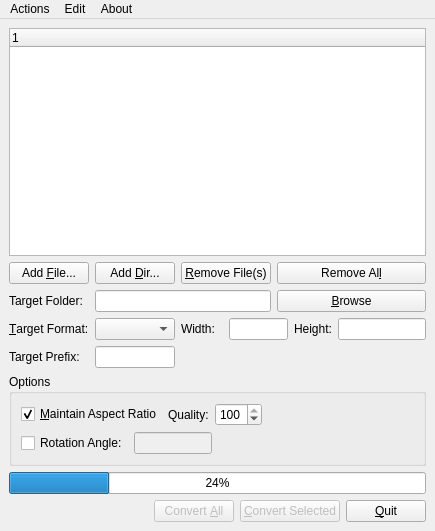
Before: the Qt Designer form dialogs/convertdialog.ui in marek629/SIR, drawn with Qt 5.
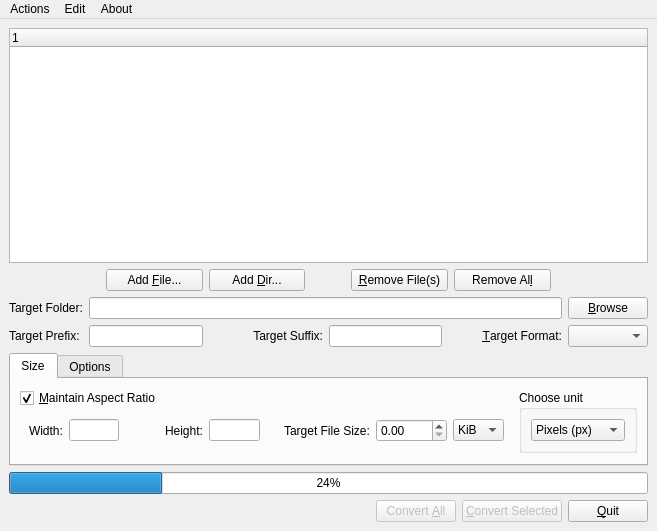
After: the same form once the commit is applied. Icons and pictures are not drawn. Custom widgets are drawn as their Qt base class.

Diff of the .ui file:
```diff
--- a/dialogs/convertdialog.ui
+++ b/dialogs/convertdialog.ui
@@ -6,7 +6,7 @@
    <rect>
     <x>0</x>
     <y>0</y>
-    <width>435</width>
+    <width>657</width>
     <height>531</height>
    </rect>
   </property>
@@ -18,29 +18,23 @@
     <normaloff>:/images/sir-32x32.png</normaloff>:/images/sir-32x32.png</iconset>
   </property>
   <widget class="QWidget" name="centralwidget">
-   <layout class="QGridLayout">
+   <layout class="QGridLayout" name="gridLayout">
     <property name="margin">
      <number>9</number>
     </property>
-    <property name="spacing">
-     <number>6</number>
-    </property>
-    <item row="1" column="0" colspan="4">
-     <layout class="QGridLayout">
-      <property name="margin">
-       <number>0</number>
+    <item row="4" column="0">
+     <widget class="QProgressBar" name="convertProgressBar">
+      <property name="value">
+       <number>24</number>
       </property>
-      <property name="spacing">
-       <number>6</number>
+      <property name="orientation">
+       <enum>Qt::Horizontal</enum>
       </property>
-      <item row="0" column="2" colspan="2">
-       <widget class="QPushButton" name="RemovepushButton">
-        <property name="text">
-         <string>&amp;Remove File(s)</string>
-        </property>
-       </widget>
-      </item>
-      <item row="3" column="2" colspan="5">
+     </widget>
+    </item>
+    <item row="5" column="0">
+     <layout class="QHBoxLayout" name="horizontalLayout">
+      <item>
        <spacer>
         <property name="orientation">
          <enum>Qt::Horizontal</enum>
@@ -50,74 +44,509 @@
         </property>
         <property name="sizeHint" stdset="0">
          <size>
-          <width>273</width>
+          <width>91</width>
           <height>20</height>
          </size>
         </property>
        </spacer>
       </item>
-      <item row="1" column="1" colspan="3">
-       <widget class="QLineEdit" name="destFileEdit"/>
+      <item>
+       <widget class="QPushButton" name="convertButton">
+        <property name="enabled">
+         <bool>false</bool>
+        </property>
+        <property name="text">
+         <string>Convert &amp;All</string>
+        </property>
+        <property name="shortcut">
+         <string>Alt+A</string>
+        </property>
+       </widget>
       </item>
-      <item row="2" column="6">
-       <widget class="QLineEdit" name="heightLineEdit"/>
+      <item>
+       <widget class="QPushButton" name="convertSelectedButton">
+        <property name="enabled">
+         <bool>false</bool>
+        </property>
+        <property name="text">
+         <string>&amp;Convert Selected</string>
+        </property>
+        <property name="shortcut">
+         <string>Alt+C</string>
+        </property>
+       </widget>
       </item>
-      <item row="0" column="1">
+      <item>
+       <widget class="QPushButton" name="quitButton">
+        <property name="text">
+         <string>&amp;Quit</string>
+        </property>
+       </widget>
+      </item>
+     </layout>
+    </item>
+    <item row="1" column="0">
+     <layout class="QHBoxLayout" name="horizontalLayout_2">
+      <item>
+       <spacer name="horizontalSpacer_2">
+        <property name="orientation">
+         <enum>Qt::Horizontal</enum>
+        </property>
+        <property name="sizeType">
+         <enum>QSizePolicy::MinimumExpanding</enum>
+        </property>
+        <property name="sizeHint" stdset="0">
+         <size>
+          <width>40</width>
+          <height>20</height>
+         </size>
+        </property>
+       </spacer>
+      </item>
+      <item>
+       <widget class="QPushButton" name="addFilepushButton">
+        <property name="sizePolicy">
+         <sizepolicy hsizetype="MinimumExpanding" vsizetype="Fixed">
+          <horstretch>0</horstretch>
+          <verstretch>0</verstretch>
+         </sizepolicy>
+        </property>
+        <property name="maximumSize">
+         <size>
+          <width>200</width>
+          <height>16777215</height>
+         </size>
+        </property>
+        <property name="text">
+         <string>Add &amp;File...</string>
+        </property>
+       </widget>
+      </item>
+      <item>
        <widget class="QPushButton" name="addDirpushButton">
+        <property name="sizePolicy">
+         <sizepolicy hsizetype="MinimumExpanding" vsizetype="Fixed">
+          <horstretch>0</horstretch>
+          <verstretch>0</verstretch>
+         </sizepolicy>
+        </property>
+        <property name="maximumSize">
+         <size>
+          <width>200</width>
+          <height>16777215</height>
+         </size>
+        </property>
         <property name="text">
          <string>Add &amp;Dir...</string>
         </property>
        </widget>
       </item>
-      <item row="2" column="0">
-       <widget class="QLabel" name="targetFormatLabel">
+      <item>
+       <spacer name="horizontalSpacer">
+        <property name="orientation">
+         <enum>Qt::Horizontal</enum>
+        </property>
+        <property name="sizeType">
+         <enum>QSizePolicy::Minimum</enum>
+        </property>
+        <property name="sizeHint" stdset="0">
+         <size>
+          <width>40</width>
+          <height>20</height>
+         </size>
+        </property>
+       </spacer>
+      </item>
+      <item>
+       <widget class="QPushButton" name="RemovepushButton">
+        <property name="sizePolicy">
+         <sizepolicy hsizetype="MinimumExpanding" vsizetype="Fixed">
+          <horstretch>0</horstretch>
+          <verstretch>0</verstretch>
+         </sizepolicy>
+        </property>
+        <property name="maximumSize">
+         <size>
+          <width>200</width>
+          <height>16777215</height>
+         </size>
+        </property>
         <property name="text">
-         <string>&amp;Target Format:</string>
-        </property>
-        <property name="buddy">
-         <cstring>targetFormatComboBox</cstring>
+         <string>&amp;Remove File(s)</string>
         </property>
        </widget>
       </item>
-      <item row="2" column="3" colspan="2">
-       <widget class="QLineEdit" name="widthLineEdit"/>
-      </item>
-      <item row="0" column="4" colspan="3">
+      <item>
        <widget class="QPushButton" name="RemoveAllpushButton">
+        <property name="sizePolicy">
+         <sizepolicy hsizetype="MinimumExpanding" vsizetype="Fixed">
+          <horstretch>0</horstretch>
+          <verstretch>0</verstretch>
+         </sizepolicy>
+        </property>
+        <property name="maximumSize">
+         <size>
+          <width>200</width>
+          <height>16777215</height>
+         </size>
+        </property>
         <property name="text">
          <string>Remove Al&amp;l</string>
         </property>
        </widget>
       </item>
-      <item row="1" column="0">
-       <widget class="QLabel" name="textLabel1">
-        <property name="text">
-         <string>Target Folder:</string>
+      <item>
+       <spacer name="horizontalSpacer_3">
+        <property name="orientation">
+         <enum>Qt::Horizontal</enum>
         </property>
-        <property name="buddy">
-         <cstring>destFileEdit</cstring>
+        <property name="sizeType">
+         <enum>QSizePolicy::MinimumExpanding</enum>
         </property>
-       </widget>
+        <property name="sizeHint" stdset="0">
+         <size>
+          <width>40</width>
+          <height>20</height>
+         </size>
+        </property>
+       </spacer>
       </item>
-      <item row="2" column="1">
+     </layout>
+    </item>
+    <item row="3" column="0">
+     <widget class="QTabWidget" name="tabWidget">
+      <property name="sizePolicy">
+       <sizepolicy hsizetype="Expanding" vsizetype="Minimum">
+        <horstretch>0</horstretch>
+        <verstretch>0</verstretch>
+       </sizepolicy>
+      </property>
+      <property name="tabPosition">
+       <enum>QTabWidget::North</enum>
+      </property>
+      <property name="currentIndex">
+       <number>0</number>
+      </property>
+      <widget class="QWidget" name="sizeTab">
+       <attribute name="title">
+        <string>Size</string>
+       </attribute>
+       <layout class="QHBoxLayout" name="horizontalLayout_6">
+        <item>
+         <layout class="QVBoxLayout" name="verticalLayout">
+          <property name="bottomMargin">
+           <number>8</number>
+          </property>
+          <item>
+           <widget class="QCheckBox" name="maintainCheckBox">
+            <property name="sizePolicy">
+             <sizepolicy hsizetype="MinimumExpanding" vsizetype="Fixed">
+              <horstretch>0</horstretch>
+              <verstretch>0</verstretch>
+             </sizepolicy>
+            </property>
+            <property name="text">
+             <string>&amp;Maintain Aspect Ratio</string>
+            </property>
+            <property name="shortcut">
+             <string>Alt+M</string>
+            </property>
+            <property name="checked">
+             <bool>true</bool>
+            </property>
+           </widget>
+          </item>
+          <item>
+           <layout class="QHBoxLayout" name="horizontalLayout_3">
+            <item>
+             <widget class="QWidget" name="geometryWidget" native="true">
+              <layout class="QHBoxLayout" name="horizontalLayout_4">
+               <property name="topMargin">
+                <number>4</number>
+               </property>
+               <property name="bottomMargin">
+                <number>4</number>
+               </property>
+               <item>
+                <widget class="QLabel" name="textLabel1_2_2">
+                 <property name="text">
+                  <string>Width:</string>
+                 </property>
+                </widget>
+               </item>
+               <item>
+                <widget class="QLineEdit" name="widthLineEdit">
+                 <property name="sizePolicy">
+                  <sizepolicy hsizetype="Preferred" vsizetype="Fixed">
+                   <horstretch>0</horstretch>
+                   <verstretch>0</verstretch>
+                  </sizepolicy>
+                 </property>
+                </widget>
+               </item>
+               <item>
+                <spacer name="horizontalSpacer_6">
+                 <property name="orientation">
+                  <enum>Qt::Horizontal</enum>
+                 </property>
+                 <property name="sizeType">
+                  <enum>QSizePolicy::MinimumExpanding</enum>
+                 </property>
+                 <property name="sizeHint" stdset="0">
+                  <size>
+                   <width>40</width>
+                   <height>20</height>
+                  </size>
+                 </property>
+                </spacer>
+               </item>
+               <item>
+                <widget class="QLabel" name="textLabel2_2">
+                 <property name="text">
+                  <string>Height:</string>
+                 </property>
+                </widget>
+               </item>
+               <item>
+                <widget class="QLineEdit" name="heightLineEdit">
+                 <property name="sizePolicy">
+                  <sizepolicy hsizetype="Preferred" vsizetype="Fixed">
+                   <horstretch>0</horstretch>
+                   <verstretch>0</verstretch>
+                  </sizepolicy>
+                 </property>
+                </widget>
+               </item>
+              </layout>
+             </widget>
+            </item>
+            <item>
+             <widget class="QWidget" name="fileSizeWidget" native="true">
+              <layout class="QHBoxLayout" name="horizontalLayout_5">
+               <property name="topMargin">
+                <number>4</number>
+               </property>
+               <property name="bottomMargin">
+                <number>4</number>
+               </property>
+               <item>
+                <widget class="QLabel" name="label_2">
+                 <property name="text">
+                  <string>Target File Size:</string>
+                 </property>
+                </widget>
+               </item>
+               <item>
+                <widget class="QDoubleSpinBox" name="fileSizeSpinBox">
+                 <property name="sizePolicy">
+                  <sizepolicy hsizetype="Fixed" vsizetype="Fixed">
+                   <horstretch>0</horstretch>
+                   <verstretch>0</verstretch>
+                  </sizepolicy>
+                 </property>
+                 <property name="maximum">
+                  <double>1024.000000000000000</double>
+                 </property>
+                </widget>
+               </item>
+               <item>
+                <widget class="QComboBox" name="fileSizeComboBox">
+                 <item>
+                  <property name="text">
+                   <string>KiB</string>
+                  </property>
+                 </item>
+                 <item>
+                  <property name="text">
+                   <string>MiB</string>
+                  </property>
+                 </item>
+                </widget>
+               </item>
+               <item>
+                <spacer name="horizontalSpacer_4">
+                 <property name="orientation">
+                  <enum>Qt::Horizontal</enum>
+                 </property>
+                 <property name="sizeHint" stdset="0">
+                  <size>
+                   <width>40</width>
+                   <height>20</height>
+                  </size>
+                 </property>
+                </spacer>
+               </item>
+              </layout>
+             </widget>
+            </item>
+           </layout>
+          </item>
+         </layout>
+        </item>
+        <item>
+         <widget class="QGroupBox" name="unitGroupBox">
+          <property name="sizePolicy">
+           <sizepolicy hsizetype="Fixed" vsizetype="Fixed">
+            <horstretch>0</horstretch>
+            <verstretch>0</verstretch>
+           </sizepolicy>
+          </property>
+          <property name="title">
+           <string>Choose unit</string>
+          </property>
+          <layout class="QVBoxLayout" name="verticalLayout_2">
+           <item>
+            <widget class="QComboBox" name="sizeUnitComboBox">
+             <item>
+              <property name="text">
+               <string>Pixels (px)</string>
+              </property>
+             </item>
+             <item>
+              <property name="text">
+               <string>Percent (%)</string>
+              </property>
+             </item>
+             <item>
+              <property name="text">
+               <string>Bytes (B)</string>
+              </property>
+             </item>
+            </widget>
+           </item>
+          </layout>
+         </widget>
+        </item>
+       </layout>
+      </widget>
+      <widget class="QWidget" name="optionsTab">
+       <attribute name="title">
+        <string>Options</string>
+       </attribute>
+       <layout class="QGridLayout" name="gridLayout_2">
+        <item row="1" column="0" colspan="2">
+         <widget class="QCheckBox" name="rotateCheckBox">
+          <property name="text">
+           <string>Rotation Angle:</string>
+          </property>
+         </widget>
+        </item>
+        <item row="0" column="0">
+         <widget class="QLabel" name="textLabel1_2">
+          <property name="text">
+           <string>Quality:</string>
+          </property>
+         </widget>
+        </item>
+        <item row="0" column="1">
+         <widget class="QSpinBox" name="qualitySpinBox">
+          <property name="minimum">
+           <number>1</number>
+          </property>
+          <property name="maximum">
+           <number>100</number>
+          </property>
+          <property name="value">
+           <number>100</number>
+          </property>
+         </widget>
+        </item>
+        <item row="1" column="2">
+         <widget class="QLineEdit" name="rotateLineEdit">
+          <property name="enabled">
+           <bool>false</bool>
+          </property>
+         </widget>
+        </item>
+        <item row="1" column="4">
+         <widget class="QComboBox" name="flipComboBox">
+          <item>
+           <property name="text">
+            <string>No flip</string>
+           </property>
+          </item>
+          <item>
+           <property name="text">
+            <string>Flip verticaly</string>
+           </property>
+          </item>
+          <item>
+           <property name="text">
+            <string>Flip horizontaly</string>
+           </property>
+          </item>
+          <item>
+           <property name="text">
+            <string>Flip verticaly and horizontaly</string>
+           </property>
+          </item>
+         </widget>
+        </item>
+        <item row="1" column="3">
+         <spacer name="horizontalSpacer_5">
+          <property name="orientation">
+           <enum>Qt::Horizontal</enum>
+          </property>
+          <property name="sizeType">
+           <enum>QSizePolicy::Fixed</enum>
+          </property>
+          <property name="sizeHint" stdset="0">
+           <size>
+            <width>40</width>
+            <height>20</height>
+           </size>
+          </property>
+         </spacer>
+        </item>
+       </layout>
+      </widget>
+     </widget>
+    </item>
+    <item row="2" column="0">
+     <layout class="QGridLayout">
+      <property name="margin">
+       <number>0</number>
+      </property>
+      <property name="spacing">
+       <number>6</number>
+      </property>
+      <item row="4" column="5">
        <widget class="QComboBox" name="targetFormatComboBox"/>
       </item>
-      <item row="3" column="0">
+      <item row="2" column="1" colspan="4">
+       <widget class="QLineEdit" name="destFileEdit"/>
+      </item>
+      <item row="4" column="1">
+       <widget class="QLineEdit" name="destPrefixEdit">
+        <property name="sizePolicy">
+         <sizepolicy hsizetype="Preferred" vsizetype="Fixed">
+          <horstretch>0</horstretch>
+          <verstretch>0</verstretch>
+         </sizepolicy>
+        </property>
+       </widget>
+      </item>
+      <item row="4" column="0">
        <widget class="QLabel" name="textLabel1_3">
+        <property name="sizePolicy">
+         <sizepolicy hsizetype="Fixed" vsizetype="Preferred">
+          <horstretch>0</horstretch>
+          <verstretch>0</verstretch>
+         </sizepolicy>
+        </property>
         <property name="text">
          <string>Target Prefix:</string>
         </property>
        </widget>
       </item>
       <item row="2" column="5">
-       <widget class="QLabel" name="textLabel2_2">
-        <property name="text">
-         <string>Height:</string>
-        </property>
-       </widget>
-      </item>
-      <item row="1" column="4" colspan="3">
        <widget class="QPushButton" name="browseDestButton">
+        <property name="sizePolicy">
+         <sizepolicy hsizetype="Fixed" vsizetype="Fixed">
+          <horstretch>0</horstretch>
+          <verstretch>0</verstretch>
+         </sizepolicy>
+        </property>
         <property name="text">
          <string>&amp;Browse</string>
         </property>
@@ -126,199 +555,55 @@
         </property>
        </widget>
       </item>
-      <item row="2" column="2">
-       <widget class="QLabel" name="textLabel1_2_2">
+      <item row="2" column="0">
+       <widget class="QLabel" name="textLabel1">
+        <property name="sizePolicy">
+         <sizepolicy hsizetype="Fixed" vsizetype="Preferred">
+          <horstretch>0</horstretch>
+          <verstretch>0</verstretch>
+         </sizepolicy>
+        </property>
         <property name="text">
-         <string>Width:</string>
+         <string>Target Folder:</string>
         </property>
        </widget>
       </item>
-      <item row="3" column="1">
-       <widget class="QLineEdit" name="destPrefixEdit"/>
+      <item row="4" column="2">
+       <widget class="QLabel" name="label">
+        <property name="text">
+         <string>Target Suffix:</string>
+        </property>
+        <property name="alignment">
+         <set>Qt::AlignRight|Qt::AlignTrailing|Qt::AlignVCenter</set>
+        </property>
+       </widget>
       </item>
-      <item row="0" column="0">
-       <widget class="QPushButton" name="addFilepushButton">
+      <item row="4" column="4">
+       <widget class="QLabel" name="targetFormatLabel">
         <property name="text">
-         <string>Add &amp;File...</string>
+         <string>&amp;Target Format:</string>
+        </property>
+        <property name="alignment">
+         <set>Qt::AlignRight|Qt::AlignTrailing|Qt::AlignVCenter</set>
+        </property>
+        <property name="buddy">
+         <cstring>targetFormatComboBox</cstring>
+        </property>
+       </widget>
+      </item>
+      <item row="4" column="3">
+       <widget class="QLineEdit" name="destSuffixEdit">
+        <property name="sizePolicy">
+         <sizepolicy hsizetype="Preferred" vsizetype="Fixed">
+          <horstretch>0</horstretch>
+          <verstretch>0</verstretch>
+         </sizepolicy>
         </property>
        </widget>
       </item>
      </layout>
     </item>
-    <item row="4" column="3">
-     <widget class="QPushButton" name="quitButton">
-      <property name="text">
-       <string>&amp;Quit</string>
-      </property>
-     </widget>
-    </item>
-    <item row="2" column="0" colspan="4">
-     <widget class="QGroupBox" name="groupBox">
-      <property name="title">
-       <string>Options</string>
-      </property>
-      <layout class="QGridLayout">
-       <property name="margin">
-        <number>9</number>
-       </property>
-       <property name="spacing">
-        <number>6</number>
-       </property>
-       <item row="1" column="0">
-        <layout class="QGridLayout">
-         <property name="margin">
-          <number>0</number>
-         </property>
-         <property name="spacing">
-          <number>6</number>
-         </property>
-         <item row="0" column="1">
-          <widget class="QLineEdit" name="rotateLineEdit">
-           <property name="enabled">
-            <bool>false</bool>
-           </property>
-          </widget>
-         </item>
-         <item row="0" column="0">
-          <widget class="QCheckBox" name="rotateCheckBox">
-           <property name="text">
-            <string>Rotation Angle:</string>
-           </property>
-          </widget>
-         </item>
-         <item row="0" column="2">
-          <spacer>
-           <property name="orientation">
-            <enum>Qt::Horizontal</enum>
-           </property>
-           <property name="sizeType">
-            <enum>QSizePolicy::Expanding</enum>
-           </property>
-           <property name="sizeHint" stdset="0">
-            <size>
-             <width>231</width>
-             <height>20</height>
-            </size>
-           </property>
-          </spacer>
-         </item>
-        </layout>
-       </item>
-       <item row="0" column="0">
-        <layout class="QGridLayout">
-         <property name="margin">
-          <number>0</number>
-         </property>
-         <property name="spacing">
-          <number>6</number>
-         </property>
-         <item row="0" column="3">
-          <spacer>
-           <property name="orientation">
-            <enum>Qt::Horizontal</enum>
-           </property>
-           <property name="sizeType">
-            <enum>QSizePolicy::Expanding</enum>
-           </property>
-           <property name="sizeHint" stdset="0">
-            <size>
-             <width>130</width>
-             <height>20</height>
-            </size>
-           </property>
-          </spacer>
-         </item>
-         <item row="0" column="0">
-          <widget class="QCheckBox" name="maintainCheckBox">
-           <property name="text">
-            <string>&amp;Maintain Aspect Ratio</string>
-           </property>
-           <property name="shortcut">
-            <string>Alt+M</string>
-           </property>
-           <property name="checked">
-            <bool>true</bool>
-           </property>
-          </widget>
-         </item>
-         <item row="0" column="1">
-          <widget class="QLabel" name="textLabel1_2">
-           <property name="text">
-            <string>Quality:</string>
-           </property>
-          </widget>
-         </item>
-         <item row="0" column="2">
-          <widget class="QSpinBox" name="qualitySpinBox">
-           <property name="minimum">
-            <number>1</number>
-           </property>
-           <property name="maximum">
-            <number>100</number>
-           </property>
-           <property name="value">
-            <number>100</number>
-           </property>
-          </widget>
-         </item>
-        </layout>
-       </item>
-      </layout>
-     </widget>
-    </item>
-    <item row="4" column="2">
-     <widget class="QPushButton" name="convertSelectedButton">
-      <property name="enabled">
-       <bool>false</bool>
-      </property>
-      <property name="text">
-       <string>&amp;Convert Selected</string>
-      </property>
-      <property name="shortcut">
-       <string>Alt+C</string>
-      </property>
-     </widget>
-    </item>
-    <item row="3" column="0" colspan="4">
-     <widget class="QProgressBar" name="convertProgressBar">
-      <property name="value">
-       <number>24</number>
-      </property>
-      <property name="orientation">
-       <enum>Qt::Horizontal</enum>
-      </property>
-     </widget>
-    </item>
-    <item row="4" column="1">
-     <widget class="QPushButton" name="convertButton">
-      <property name="enabled">
-       <bool>false</bool>
-      </property>
-      <property name="text">
-       <string>Convert &amp;All</string>
-      </property>
-      <property name="shortcut">
-       <string>Alt+A</string>
-      </property>
-     </widget>
-    </item>
-    <item row="4" column="0">
-     <spacer>
-      <property name="orientation">
-       <enum>Qt::Horizontal</enum>
-      </property>
-      <property name="sizeType">
-       <enum>QSizePolicy::Expanding</enum>
-      </property>
-      <property name="sizeHint" stdset="0">
-       <size>
-        <width>91</width>
-        <height>20</height>
-       </size>
-      </property>
-     </spacer>
-    </item>
-    <item row="0" column="0" colspan="4">
+    <item row="0" column="0">
      <widget class="myQTreeWidget" name="filesTreeView">
       <column>
        <property name="text">
@@ -334,8 +619,8 @@
     <rect>
      <x>0</x>
      <y>0</y>
-     <width>435</width>
-     <height>23</height>
+     <width>657</width>
+     <height>24</height>
     </rect>
    </property>
    <widget class="QMenu" name="menuFile">
```
Left out of the diff: 19 changed lines with no effect on the pictures.
